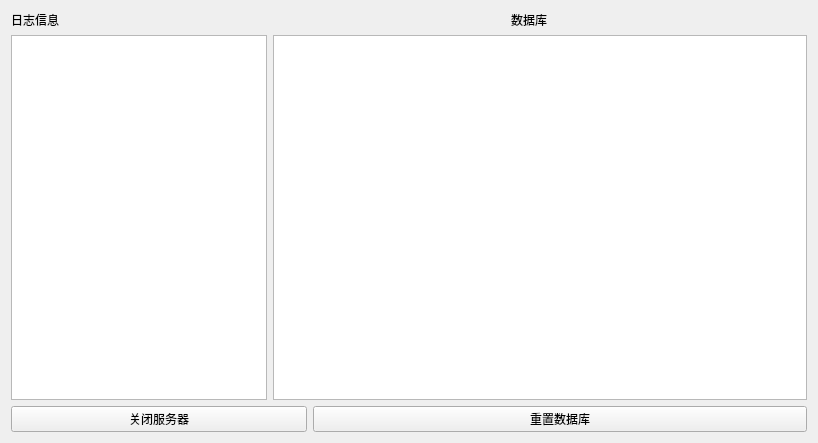
Qt form Server/Server/server.ui (RH211-sys/qt---simple-online-chat-room) before a commit.
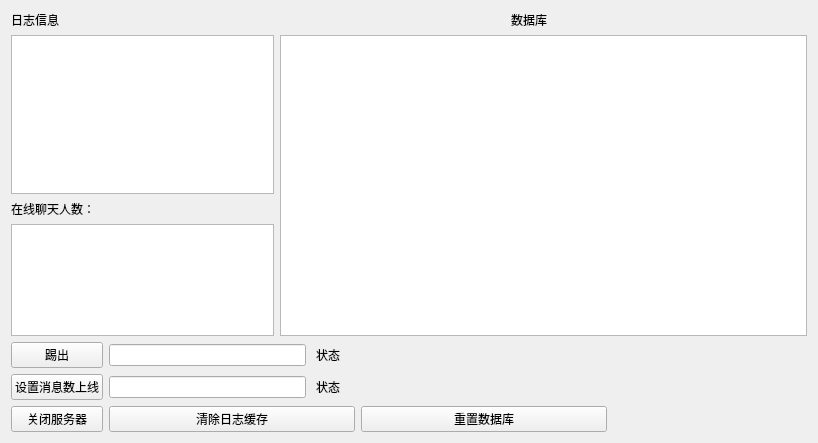
The same form after that commit.

Commit message: 完成日志清除功能 添加用户管理模块框架

```diff
--- a/Server/Server/server.ui
+++ b/Server/Server/server.ui
@@ -13,7 +13,7 @@
   <property name="windowTitle">
    <string>Server</string>
   </property>
-  <layout class="QVBoxLayout" name="verticalLayout">
+  <layout class="QVBoxLayout" name="verticalLayout_4">
    <item>
     <layout class="QHBoxLayout" name="horizontalLayout_2" stretch="5,3">
      <item>
@@ -33,9 +33,23 @@
     </layout>
    </item>
    <item>
-    <layout class="QHBoxLayout" name="horizontalLayout" stretch="0,5">
+    <layout class="QHBoxLayout" name="horizontalLayout" stretch="1,2">
      <item>
-      <widget class="QListWidget" name="logInfo"/>
+      <layout class="QVBoxLayout" name="verticalLayout" stretch="10,1,7">
+       <item>
+        <widget class="QListWidget" name="logInfo"/>
+       </item>
+       <item>
+        <widget class="QLabel" name="curChatersCnt">
+         <property name="text">
+          <string>在线聊天人数：</string>
+         </property>
+        </widget>
+       </item>
+       <item>
+        <widget class="QListView" name="logChatersInfo"/>
+       </item>
+      </layout>
      </item>
      <item>
       <widget class="QTableView" name="chatInfo"/>
@@ -43,20 +57,90 @@
     </layout>
    </item>
    <item>
-    <layout class="QHBoxLayout" name="horizontalLayout_3" stretch="3,5">
+    <layout class="QHBoxLayout" name="horizontalLayout_6">
      <item>
-      <widget class="QPushButton" name="btnSerClose">
-       <property name="text">
-        <string>关闭服务器</string>
-       </property>
-      </widget>
+      <layout class="QVBoxLayout" name="verticalLayout_2">
+       <item>
+        <widget class="QPushButton" name="btnKick">
+         <property name="text">
+          <string>踢出</string>
+         </property>
+        </widget>
+       </item>
+       <item>
+        <widget class="QPushButton" name="btnSerMsgLimit">
+         <property name="text">
+          <string>设置消息数上线</string>
+         </property>
+        </widget>
+       </item>
+       <item>
+        <widget class="QPushButton" name="btnSerClose">
+         <property name="text">
+          <string>关闭服务器</string>
+         </property>
+        </widget>
+       </item>
+      </layout>
      </item>
      <item>
-      <widget class="QPushButton" name="btnDBReset">
-       <property name="text">
-        <string>重置数据库</string>
-       </property>
-      </widget>
+      <layout class="QVBoxLayout" name="verticalLayout_3">
+       <item>
+        <layout class="QHBoxLayout" name="horizontalLayout_3" stretch="2,5">
+         <property name="spacing">
+          <number>10</number>
+         </property>
+         <item>
+          <widget class="QLineEdit" name="kickPerson"/>
+         </item>
+         <item>
+          <widget class="QLabel" name="kickState">
+           <property name="text">
+            <string>状态</string>
+           </property>
+          </widget>
+         </item>
+        </layout>
+       </item>
+       <item>
+        <layout class="QHBoxLayout" name="horizontalLayout_4" stretch="2,5">
+         <property name="spacing">
+          <number>10</number>
+         </property>
+         <item>
+          <widget class="QLineEdit" name="msgNumEdit"/>
+         </item>
+         <item>
+          <widget class="QLabel" name="msgNumState">
+           <property name="text">
+            <string>状态</string>
+           </property>
+          </widget>
+         </item>
+        </layout>
+       </item>
+       <item>
+        <layout class="QHBoxLayout" name="horizontalLayout_5">
+         <property name="rightMargin">
+          <number>200</number>
+         </property>
+         <item>
+          <widget class="QPushButton" name="btnLogClear">
+           <property name="text">
+            <string>清除日志缓存</string>
+           </property>
+          </widget>
+         </item>
+         <item>
+          <widget class="QPushButton" name="btnDBReset">
+           <property name="text">
+            <string>重置数据库</string>
+           </property>
+          </widget>
+         </item>
+        </layout>
+       </item>
+      </layout>
      </item>
     </layout>
    </item>
```
The commit also changes 2 other files.
